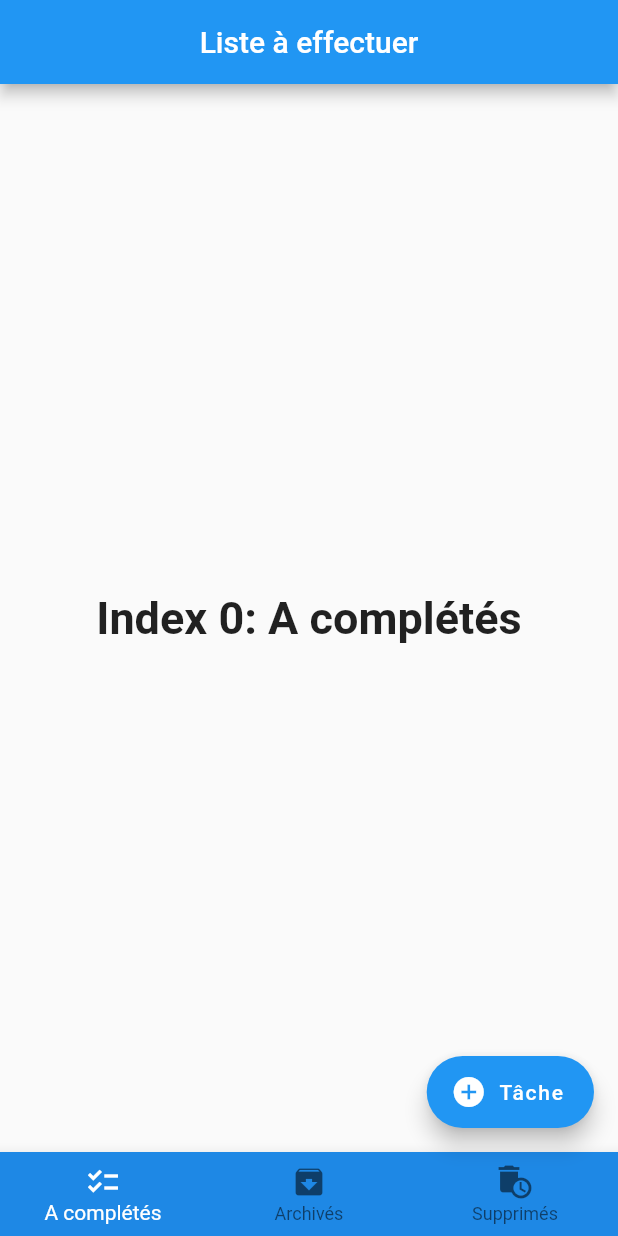
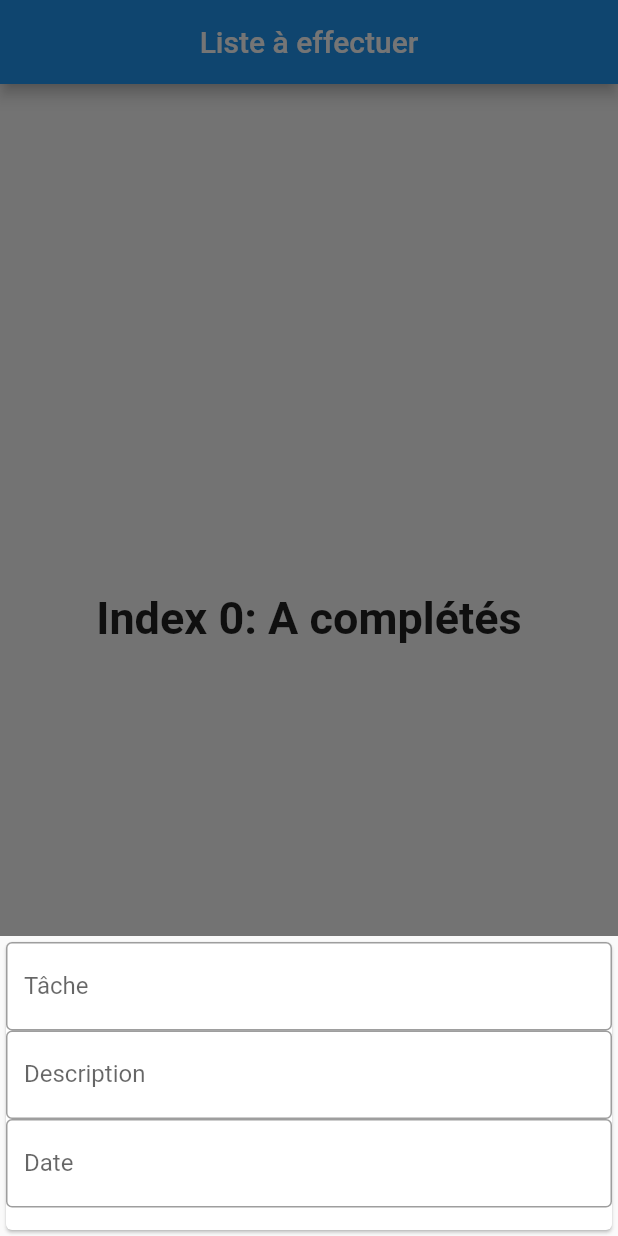
Before and after one commit to JeremyBarre/TODOpelle, a Flutter app: the screen it shows after launch, after a tap on "Tâche", on a phone screen of 412 x 824 dp. Run offline on Flutter 3.47's test engine with Material 2 defaults, Android fonts, the phone set to English and light mode, and no system bars.

```diff
--- a/flutter_application_1/lib/screen/affichage.dart
+++ b/flutter_application_1/lib/screen/affichage.dart
@@ -1,4 +1,5 @@
 import 'package:flutter/material.dart';
+import 'package:flutter_application_1/screen/list.dart';
 
 class Affichage extends StatefulWidget {
   const Affichage({Key? key}) : super(key: key);
@@ -33,6 +34,31 @@ class _NavigationState extends State<Affichage> {
     });
   }
 
+  void _modal(BuildContext context) => showModalBottomSheet(
+      context: context,
+      builder: (context) => SizedBox(
+            height: 200,
+            child: Card(
+              child: Column(children: const [
+                TextField(
+                    decoration: InputDecoration(
+                  border: OutlineInputBorder(),
+                  labelText: 'Tâche',
+                )),
+                TextField(
+                    decoration: InputDecoration(
+                  border: OutlineInputBorder(),
+                  labelText: 'Description',
+                )),
+                TextField(
+                    decoration: InputDecoration(
+                  border: OutlineInputBorder(),
+                  labelText: 'Date',
+                )),
+              ]),
+            ),
+          ));
+
   @override
   Widget build(BuildContext context) {
     return Scaffold(
@@ -46,7 +72,7 @@ class _NavigationState extends State<Affichage> {
         child: _widgetOptions.elementAt(_selectedIndex),
       ),
       bottomNavigationBar: BottomNavigationBar(
-        items: <BottomNavigationBarItem>[
+        items: const <BottomNavigationBarItem>[
           BottomNavigationBarItem(
             icon: Icon(Icons.checklist),
             label: 'A complétés',
@@ -67,9 +93,11 @@ class _NavigationState extends State<Affichage> {
         selectedItemColor: Colors.white,
         backgroundColor: Colors.blue[600],
         onTap: _onItemTapped,
+        //onTap: (values) => Navigator.push(
+        //    context, MaterialPageRoute(builder: (context) => Liste()))
       ),
       floatingActionButton: FloatingActionButton.extended(
-        onPressed: () {},
+        onPressed: () => _modal(context),
         icon: const Icon(Icons.add_circle),
         label: const Text("Tâche"),
       ),
```
Also changed, not shown: flutter_application_1/lib/screen/list.dart (added, +22 -0 lines).
